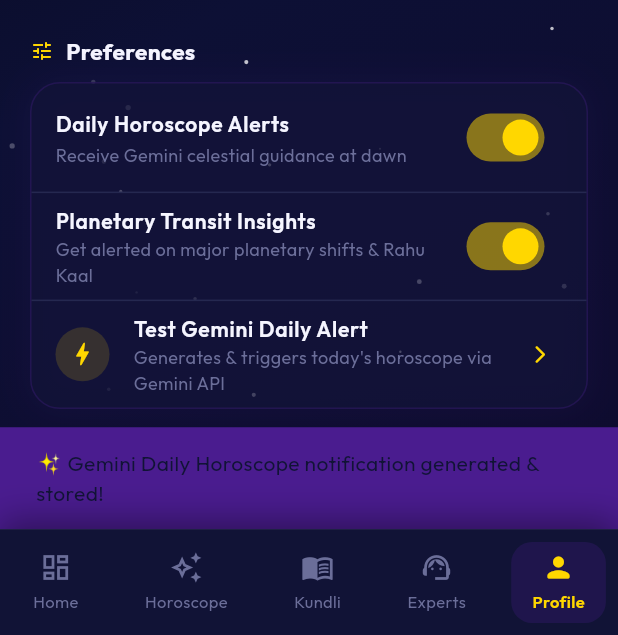
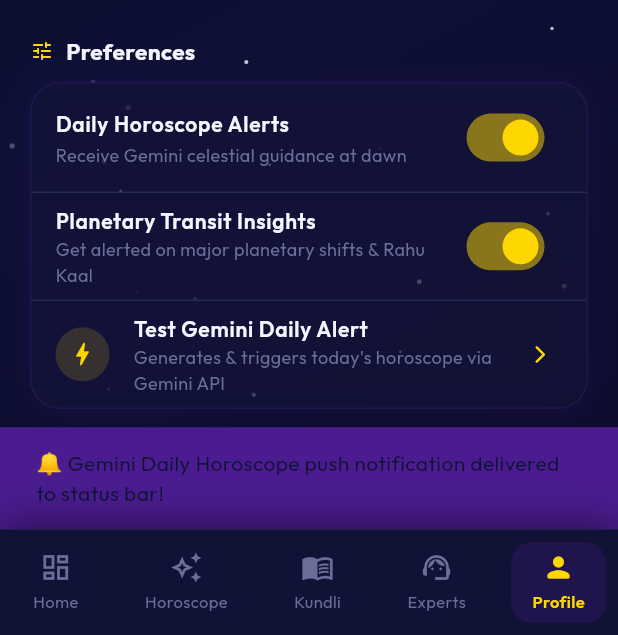
Before and after one commit to sarimsajjad38/Astrozen, a Flutter app: the HomeScreen screen opened by its route, item 5 of the bottom bar chosen, after a tap on "Test Gemini Daily Alert", on a phone screen of 412 x 824 dp, the part 601-1236 px from its top. Run offline on Flutter 3.47's test engine with Material 3 defaults, Android fonts, the phone set to English and light mode, and no system bars; our stand-ins replace flutter_local_notifications, font_awesome_flutter, go_router, google_fonts, image_picker, percent_indicator and 3 more; accounts and stored records are empty; network calls fail.

Commit message:
feat(notifications): native android push notification service with heads-up alerts and permissions

```diff
--- a/lib/main.dart
+++ b/lib/main.dart
@@ -7,9 +7,13 @@ import 'providers/horoscope_provider.dart';
 import 'providers/kundli_provider.dart';
 import 'providers/notification_provider.dart';
 import 'providers/subscription_provider.dart';
+import 'services/push_notification_service.dart';
 
 void main() async {
   WidgetsFlutterBinding.ensureInitialized();
+
+  // Initialize native Push Notifications in background
+  PushNotificationService.instance.init();
 
   final authProvider = AuthProvider();
   final subscriptionProvider = SubscriptionProvider();
--- a/lib/providers/notification_provider.dart
+++ b/lib/providers/notification_provider.dart
@@ -1,5 +1,6 @@
 import 'package:flutter/material.dart';
 import '../services/astrozen_api_service.dart';
+import '../services/push_notification_service.dart';
 
 class NotificationProvider extends ChangeNotifier {
   List<Map<String, dynamic>> _notifications = [];
@@ -53,6 +54,20 @@ class NotificationProvider extends ChangeNotifier {
         final notifMap = Map<String, dynamic>.from(res['notification']);
         _notifications.removeWhere((n) => n['id'] == notifMap['id']);
         _notifications.insert(0, notifMap);
+
+        // Instantly trigger real Android system push notification
+        final horoscopeData = res['horoscope'] ?? notifMap['data'];
+        if (horoscopeData != null && horoscopeData is Map) {
+          await PushNotificationService.instance.showHoroscopeAlert(
+            Map<String, dynamic>.from(horoscopeData),
+          );
+        } else {
+          await PushNotificationService.instance.showNotification(
+            title: notifMap['title'] ?? '✨ Daily Cosmic Horoscope',
+            body: notifMap['body'] ??
+                'Your stars have aligned with celestial energies today.',
+          );
+        }
       }
       _isLoading = false;
       notifyListeners();
--- a/lib/screens/profile/profile_screen.dart
+++ b/lib/screens/profile/profile_screen.dart
@@ -689,7 +689,7 @@ class _ProfileScreenState extends State<ProfileScreen> {
                                               SnackBar(
                                                 content: Text(
                                                   res != null
-                                                      ? '✨ Gemini Daily Horoscope notification generated & stored!'
+                                                      ? '🔔 Gemini Daily Horoscope push notification delivered to status bar!'
                                                       : 'Unable to connect to Gemini engine. Please check backend.',
                                                 ),
                                                 backgroundColor:
--- /dev/null
+++ b/lib/services/push_notification_service.dart
@@ -0,0 +1,152 @@
+import 'dart:convert';
+import 'package:flutter/foundation.dart';
+import 'package:flutter_local_notifications/flutter_local_notifications.dart';
+
+class PushNotificationService {
+  PushNotificationService._();
+  static final PushNotificationService instance = PushNotificationService._();
+
+  final FlutterLocalNotificationsPlugin _notificationsPlugin =
+      FlutterLocalNotificationsPlugin();
+
+  bool _isInitialized = false;
+
+  static const String _channelId = 'astrozen_cosmic_alerts';
+  static const String _channelName = 'AstroZen Cosmic & Horoscope Alerts';
+  static const String _channelDescription =
+      'Daily Gemini horoscope forecasts, planetary transits, and celestial guidance';
+
+  /// Initialize local notification plugin and channels.
+  Future<void> init() async {
+    if (_isInitialized) return;
+
+    try {
+      const androidInit = AndroidInitializationSettings('@mipmap/ic_launcher');
+      const iosInit = DarwinInitializationSettings(
+        requestAlertPermission: true,
+        requestBadgePermission: true,
+        requestSoundPermission: true,
+      );
+
+      const initSettings = InitializationSettings(
+        android: androidInit,
+        iOS: iosInit,
+      );
+
+      await _notificationsPlugin.initialize(
+        initSettings,
+        onDidReceiveNotificationResponse: (NotificationResponse response) {
+          debugPrint('🔔 AstroZen Notification tapped: ${response.payload}');
+        },
+      );
+
+      // Create Android Notification Channel for heads-up alerts
+      final androidPlatform =
+          _notificationsPlugin.resolvePlatformSpecificImplementation<
+            AndroidFlutterLocalNotificationsPlugin
+          >();
+
+      if (androidPlatform != null) {
+        const androidChannel = AndroidNotificationChannel(
+          _channelId,
+          _channelName,
+          description: _channelDescription,
+          importance: Importance.max,
+          enableVibration: true,
+          playSound: true,
+        );
+
+        await androidPlatform.createNotificationChannel(androidChannel);
+
+        // Request runtime permission for Android 13+ (Samsung One UI 5/6, Android 13/14)
+        await androidPlatform.requestNotificationsPermission();
+      }
+
+      _isInitialized = true;
+      debugPrint('✨ PushNotificationService initialized successfully.');
+    } catch (e) {
+      debugPrint('⚠️ PushNotificationService init error: $e');
+    }
+  }
+
+  /// Displays an immediate native push notification on the device.
+  Future<void> showNotification({
+    int id = 1001,
+    required String title,
+    required String body,
+    String? payload,
+    String? summaryText,
+  }) async {
+    try {
+      if (!_isInitialized) await init();
+
+      final bigTextStyle = BigTextStyleInformation(
+        body,
+        contentTitle: title,
+        summaryText: summaryText ?? 'AstroZen Celestial Update',
+      );
+
+      final androidDetails = AndroidNotificationDetails(
+        _channelId,
+        _channelName,
+        channelDescription: _channelDescription,
+        importance: Importance.max,
+        priority: Priority.high,
+        styleInformation: bigTextStyle,
+        icon: '@mipmap/ic_launcher',
+        enableVibration: true,
+        playSound: true,
+        ticker: title,
+      );
+
+      const iosDetails = DarwinNotificationDetails(
+        presentAlert: true,
+        presentBadge: true,
+        presentSound: true,
+      );
+
+      final platformDetails = NotificationDetails(
+        android: androidDetails,
+        iOS: iosDetails,
+      );
+
+      await _notificationsPlugin.show(
+        id,
+        title,
+        body,
+        platformDetails,
+        payload: payload,
+      );
+    } catch (e) {
+      debugPrint('⚠️ Error displaying push notification: $e');
+    }
+  }
+
+  /// Directly displays today's Gemini horoscope as a system push notification.
+  Future<void> showHoroscopeAlert(Map<String, dynamic> horoscope) async {
+    final title = horoscope['title'] ?? '✨ Daily Cosmic Horoscope';
+    final body = horoscope['notificationSnippet'] ??
+        horoscope['overview'] ??
+        'Your stars have aligned today. Open AstroZen to explore your horoscope.';
+
+    final luckyColor = horoscope['luckyColor'];
+    final luckyNumber = horoscope['luckyNumber'];
+    final mantra = horoscope['cosmicMantra'];
+
+    String expandedBody = body;
+    if (luckyColor != null || luckyNumber != null) {
+      expandedBody += '\n\n🎨 Color: $luckyColor  |  🔢 Number: $luckyNumber';
+    }
+    if (mantra != null) {
+      expandedBody += '\n🕉️ Mantra: $mantra';
+    }
+
+    await showNotification(
+      id: DateTime.now().millisecondsSinceEpoch ~/ 1000,
+      title: title,
+      body: expandedBody,
+      summaryText: 'Daily Gemini Horoscope',
+      payload: jsonEncode(horoscope),
+    );
+  }
+}
```
Also changed, not shown: lib/core/theme/app_theme.dart (+9 -0 lines), lib/screens/kundli/kundli_screen.dart (+63 -16 lines), pubspec.yaml (+6 -3 lines), pubspec.lock, 1 other file.
